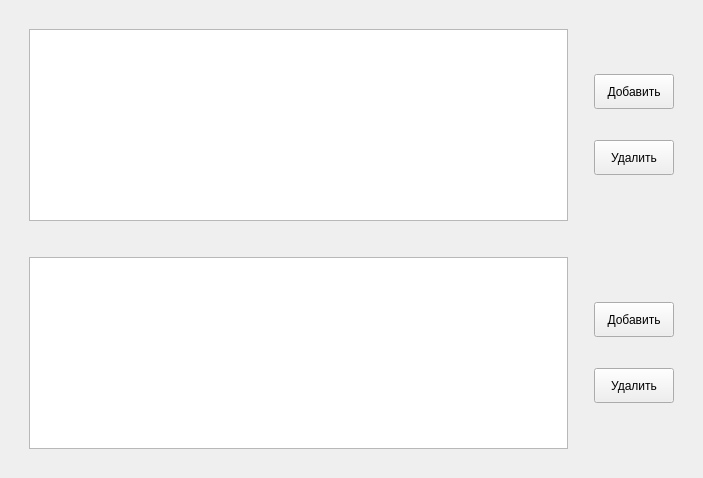
7enSmile/clientVKR, file ui/mainwindow.ui: the form before one commit.
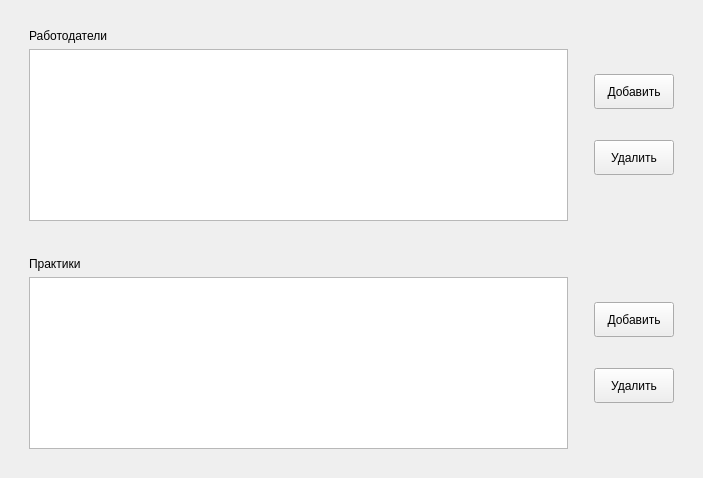
The form after the commit.

```diff
--- a/ui/mainwindow.ui
+++ b/ui/mainwindow.ui
@@ -52,6 +52,15 @@
          </spacer>
         </item>
         <item>
+         <layout class="QVBoxLayout" name="verticalLayout_4">
+          <item>
+           <widget class="QLabel" name="label">
+            <property name="text">
+             <string>Работодатели</string>
+            </property>
+           </widget>
+          </item>
+          <item>
          <widget class="QTableView" name="tableViewEmployers">
           <attribute name="horizontalHeaderVisible">
            <bool>false</bool>
@@ -64,6 +73,8 @@
           </attribute>
          </widget>
         </item>
+         </layout>
+        </item>
         <item>
          <spacer name="horizontalSpacer_2">
           <property name="orientation">
@@ -195,7 +206,18 @@
          </spacer>
         </item>
         <item>
+         <layout class="QVBoxLayout" name="verticalLayout_5">
+          <item>
+           <widget class="QLabel" name="label_2">
+            <property name="text">
+             <string>Практики</string>
+            </property>
+           </widget>
+          </item>
+          <item>
          <widget class="QTableView" name="tableViewPractice"/>
+          </item>
+         </layout>
         </item>
         <item>
          <spacer name="horizontalSpacer_3">
```
Lines whose indentation alone changed are shown as unchanged.
